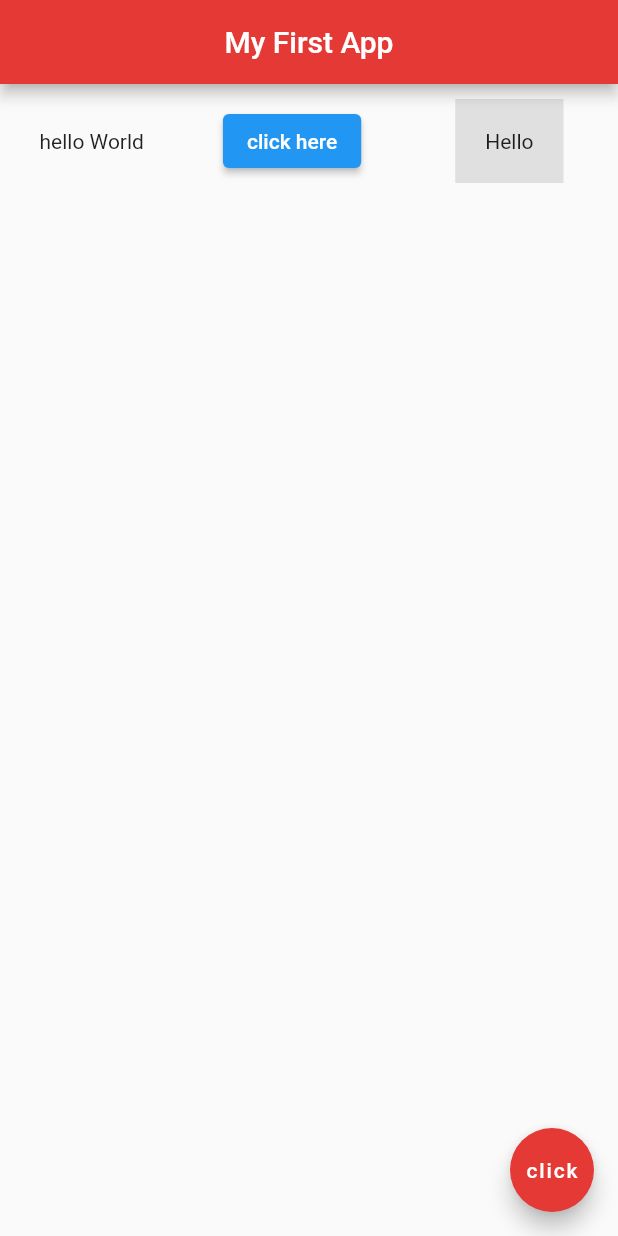
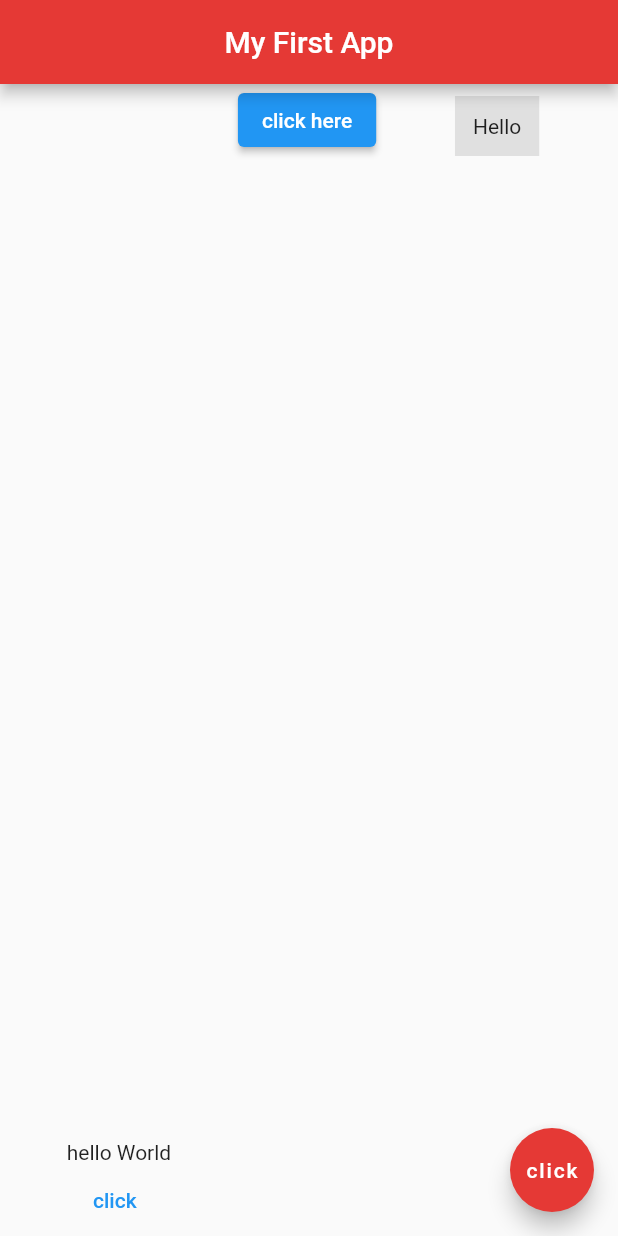
Before and after one commit to arshedgithub/Flutter-with-Net-Ninja, a Flutter app: the screen it shows after launch, on a phone screen of 412 x 824 dp. Run offline on Flutter 3.47's test engine with Material 2 defaults, Android fonts, the phone set to English and light mode, and no system bars.

Commit message:
add column

```diff
--- a/lib/main.dart
+++ b/lib/main.dart
@@ -17,9 +17,20 @@ class Home extends StatelessWidget {
       ),
 
       body: Row(
-        mainAxisAlignment: MainAxisAlignment.spaceAround,
+        mainAxisAlignment: MainAxisAlignment.spaceEvenly,
+        crossAxisAlignment: CrossAxisAlignment.start,
         children: [
-          Text('hello World'),
+          Column(
+            crossAxisAlignment: CrossAxisAlignment.start,
+            mainAxisAlignment: MainAxisAlignment.end,
+            children: [
+              Text('hello World'),
+              TextButton(
+                onPressed: (){},
+                child: Text('click'),
+              ),
+            ],
+          ),
           ElevatedButton(
             onPressed: (){},
             child: Text('click here'),
@@ -27,8 +38,8 @@ class Home extends StatelessWidget {
           Container(
             color: Colors.grey[300],
             child: Text('Hello'),
-            padding: EdgeInsets.all(20.0),
-            margin: EdgeInsets.all(10.0),
+            padding: EdgeInsets.all(12.0),
+            margin: EdgeInsets.all(8.0),
           ),
         ],
       ),
```
